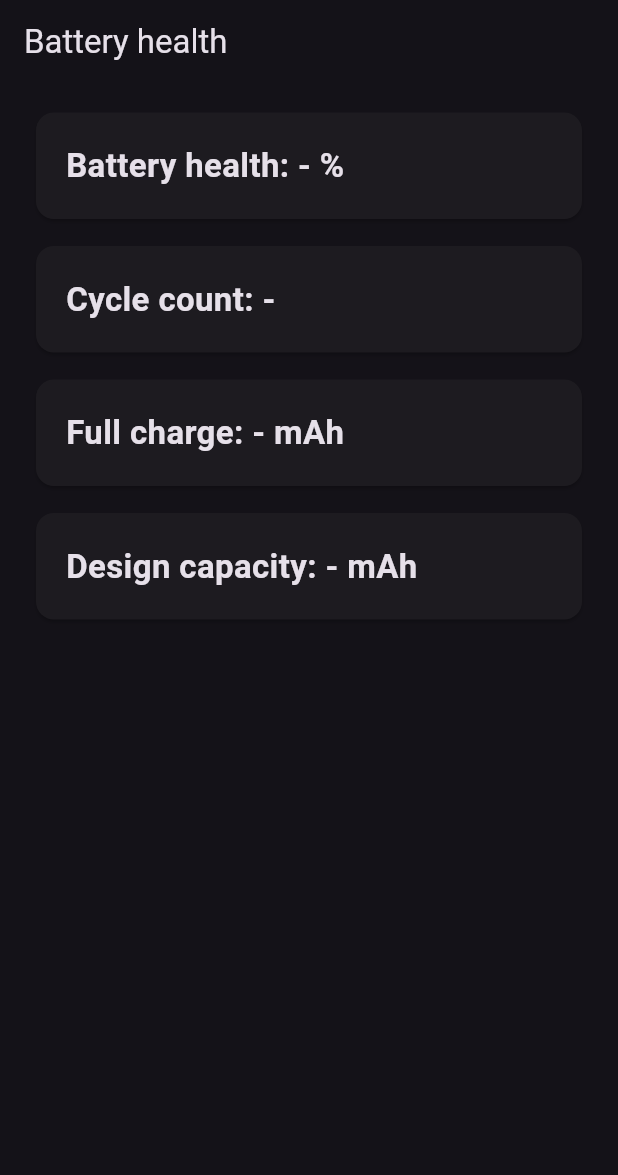
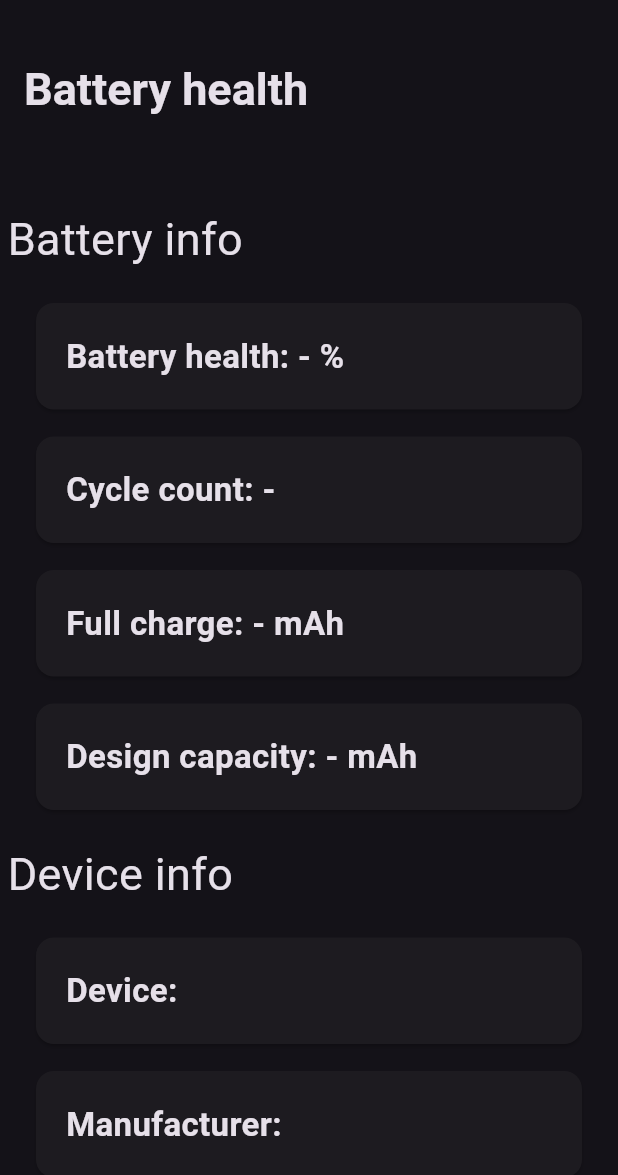
Before and after one commit to Maciek-Hetman/battery_health, a Flutter app: the screen it shows after launch, on a phone screen of 412 x 824 dp. Shown: the top 1175 px of the screen. Run offline on Flutter 3.47's test engine with Material 2 defaults, Android fonts, the phone set to English and light mode, and no system bars; our stand-ins replace device_info_plus; missing offline and left inert: root.

Commit message:
add device info

```diff
--- a/lib/main.dart
+++ b/lib/main.dart
@@ -1,5 +1,6 @@
 import 'package:flutter/material.dart';
 import 'package:root/root.dart';
+import 'package:device_info_plus/device_info_plus.dart';
 
 import 'dart:async';
 
@@ -23,6 +24,20 @@ class _MyAppState extends State<MyApp> {
   var _fullChargeReadable = "- mAh";
   var _designCapacityReadable = "- mAh";
 
+  var _deviceName;
+  var _deviceAndroidVersion;
+  var _deviceManufacturer;
+
+  Future<void> getDeviceInfo() async {
+    AndroidDeviceInfo deviceInfo = await DeviceInfoPlugin().androidInfo;
+
+    setState(() {
+      _deviceName = deviceInfo.device;
+      _deviceManufacturer = deviceInfo.manufacturer;
+      _deviceAndroidVersion = deviceInfo.version.release;
+    });
+  }
+
   Future<void> checkRoot() async {
     bool result = await Root.isRooted() as bool;
 
@@ -30,6 +45,7 @@ class _MyAppState extends State<MyApp> {
       _rootAccess = result;
       checkCycleCount();
       checkFullCharge();
+      getDeviceInfo();
     });
   }
 
@@ -51,7 +67,7 @@ class _MyAppState extends State<MyApp> {
     setState(() {
       _fullCharge = res;
       _fullChargeReadable =
-          (int.parse(res) / 1000).toStringAsFixed(0) + " mAh"; // Truly amazing
+          "${(int.parse(res) / 1000).toStringAsFixed(0)} mAh"; // Truly amazing
       checkHealth();
     });
   }
@@ -69,7 +85,7 @@ class _MyAppState extends State<MyApp> {
 
       setState(() {
         _designCapacityReadable =
-            (int.parse(designCapacity) / 1000).toStringAsFixed(0) + " mAh";
+            "${(int.parse(designCapacity) / 1000).toStringAsFixed(0)} mAh";
         _batteryHealth = batteryHealth.toStringAsFixed(1);
       });
     } on FormatException {
@@ -92,15 +108,48 @@ class _MyAppState extends State<MyApp> {
       theme: ThemeData(useMaterial3: true, brightness: Brightness.dark),
       home: Scaffold(
           appBar: AppBar(
-            title: const Text("Battery health"), // Thanks vscode
+            title: const Text(
+              "Battery health",
+              style: TextStyle(fontSize: 30, fontWeight: FontWeight.bold),
+            ),
+            toolbarHeight: 120,
           ),
-          body: Column(
+          body: ListView(
             children: [
-              const Padding(padding: EdgeInsets.all(5)), // Thanks vscode
+              const Padding(padding: EdgeInsets.all(3)), // Thanks vscode
+
+              // Battery info widgets
+              Container(
+                padding:
+                    const EdgeInsets.symmetric(horizontal: 5, vertical: 12),
+                child: const Text(
+                  "Battery info",
+                  style: TextStyle(
+                    fontSize: 30,
+                    // fontWeight: FontWeight.bold,
+                  ),
+                ),
+              ),
               CustomCard("Battery health: $_batteryHealth%"),
               CustomCard("Cycle count: $_cycleCount "),
               CustomCard("Full charge: $_fullChargeReadable"),
               CustomCard("Design capacity: $_designCapacityReadable"),
+
+              // Device info widgets
+              Container(
+                padding:
+                    const EdgeInsets.symmetric(horizontal: 5, vertical: 12),
+                child: const Text(
+                  "Device info",
+                  style: TextStyle(
+                    fontSize: 30,
+                    // fontWeight: FontWeight.bold,
+                  ),
+                ),
+              ),
+              CustomCard("Device: $_deviceName"),
+              CustomCard("Manufacturer: $_deviceManufacturer"),
+              CustomCard("Android version: $_deviceAndroidVersion"),
             ],
           )),
     );
--- a/pubspec.yaml
+++ b/pubspec.yaml
@@ -29,6 +29,7 @@ environment:
 # the latest version available on pub.dev. To see which dependencies have newer
 # versions available, run `flutter pub outdated`.
 dependencies:
+  device_info_plus: ^4.1.2
   flutter:
     sdk: flutter
 
```
Also changed, not shown: pubspec.lock.
